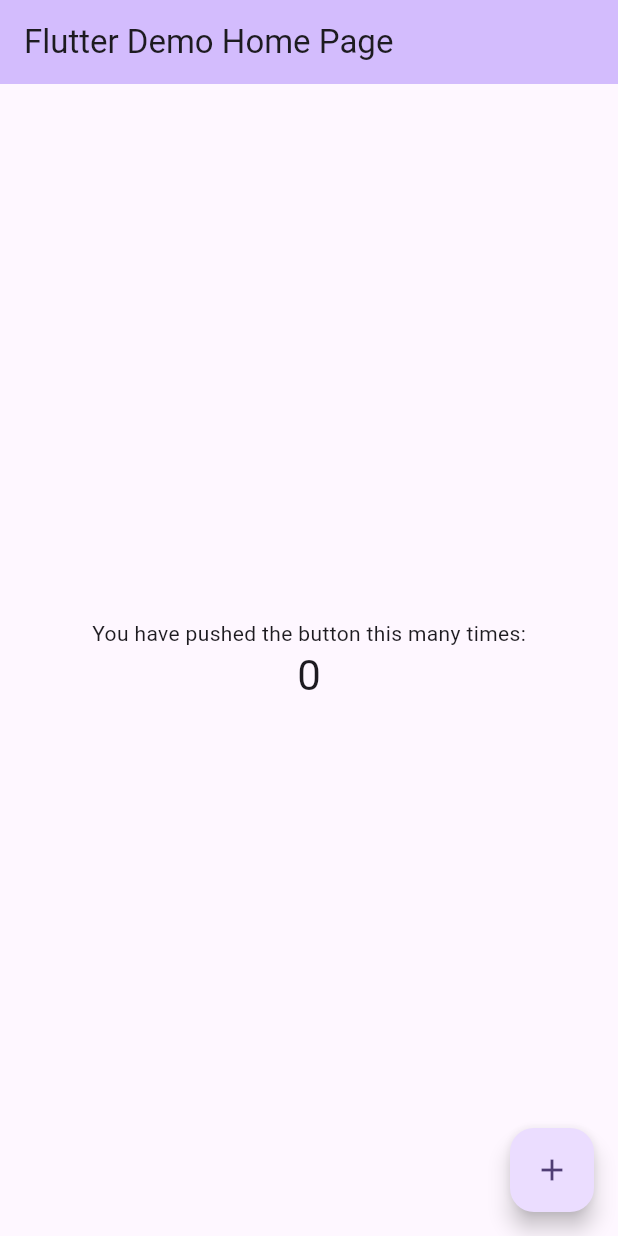
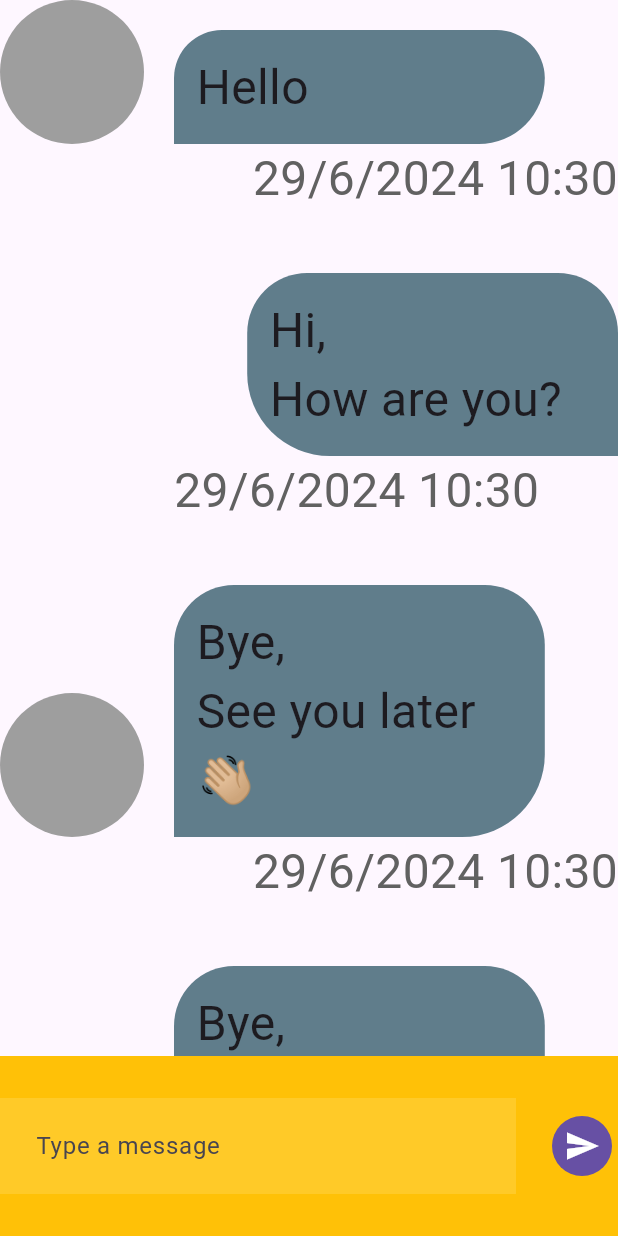
Before and after one commit to mustafatavasli/flutter_chat_app, a Flutter app: the screen it shows after launch, on a phone screen of 412 x 824 dp. Run offline on Flutter 3.47's test engine with Material 3 defaults, Android fonts, the phone set to English and light mode, and no system bars.

Commit message:
UI Created

```diff
--- /dev/null
+++ b/lib/core/helper/extension/date_time_ext.dart
@@ -0,0 +1,6 @@
+extension DateTimeExt on DateTime {
+  String toFormattedString(DateTime date) {
+    final date = DateTime.now();
+    return "${date.day}/${date.month}/${date.year} ${date.hour}:${date.minute}";
+  }
+}
--- a/lib/main.dart
+++ b/lib/main.dart
@@ -1,4 +1,5 @@
 import 'package:flutter/material.dart';
+import 'package:flutter_chat_app/views/chat_view.dart';
 
 void main() {
   runApp(const MyApp());
@@ -7,119 +8,11 @@ void main() {
 class MyApp extends StatelessWidget {
   const MyApp({super.key});
 
-  // This widget is the root of your application.
   @override
   Widget build(BuildContext context) {
     return MaterialApp(
-      title: 'Flutter Demo',
-      theme: ThemeData(
-        // This is the theme of your application.
-        //
-        // TRY THIS: Try running your application with "flutter run". You'll see
-        // the application has a purple toolbar. Then, without quitting the app,
-        // try changing the seedColor in the colorScheme below to Colors.green
-        // and then invoke "hot reload" (save your changes or press the "hot
-        // reload" button in a Flutter-supported IDE, or press "r" if you used
-        // the command line to start the app).
-        //
-        // Notice that the counter didn't reset back to zero; the application
-        // state is not lost during the reload. To reset the state, use hot
-        // restart instead.
-        //
-        // This works for code too, not just values: Most code changes can be
-        // tested with just a hot reload.
-        colorScheme: ColorScheme.fromSeed(seedColor: Colors.deepPurple),
-        useMaterial3: true,
-      ),
-      home: const MyHomePage(title: 'Flutter Demo Home Page'),
+      title: 'Chat App',
+      home: ChatView(),
     );
   }
 }
-
-class MyHomePage extends StatefulWidget {
-  const MyHomePage({super.key, required this.title});
-
-  // This widget is the home page of your application. It is stateful, meaning
-  // that it has a State object (defined below) that contains fields that affect
-  // how it looks.
-
-  // This class is the configuration for the state. It holds the values (in this
-  // case the title) provided by the parent (in this case the App widget) and
-  // used by the build method of the State. Fields in a Widget subclass are
-  // always marked "final".
-
-  final String title;
-
-  @override
-  State<MyHomePage> createState() => _MyHomePageState();
-}
-
-class _MyHomePageState extends State<MyHomePage> {
-  int _counter = 0;
-
-  void _incrementCounter() {
-    setState(() {
-      // This call to setState tells the Flutter framework that something has
-      // changed in this State, which causes it to rerun the build method below
-      // so that the display can reflect the updated values. If we changed
-      // _counter without calling setState(), then the build method would not be
-      // called again, and so nothing would appear to happen.
-      _counter++;
-    });
-  }
-
-  @override
-  Widget build(BuildContext context) {
-    // This method is rerun every time setState is called, for instance as done
-    // by the _incrementCounter method above.
-    //
-    // The Flutter framework has been optimized to make rerunning build methods
-    // fast, so that you can just rebuild anything that needs updating rather
-    // than having to individually change instances of widgets.
-    return Scaffold(
-      appBar: AppBar(
-        // TRY THIS: Try changing the color here to a specific color (to
-        // Colors.amber, perhaps?) and trigger a hot reload to see the AppBar
-        // change color while the other colors stay the same.
-        backgroundColor: Theme.of(context).colorScheme.inversePrimary,
-        // Here we take the value from the MyHomePage object that was created by
-        // the App.build method, and use it to set our appbar title.
-        title: Text(widget.title),
-      ),
-      body: Center(
-        // Center is a layout widget. It takes a single child and positions it
-        // in the middle of the parent.
-        child: Column(
-          // Column is also a layout widget. It takes a list of children and
-          // arranges them vertically. By default, it sizes itself to fit its
-          // children horizontally, and tries to be as tall as its parent.
-          //
-          // Column has various properties to control how it sizes itself and
-          // how it positions its children. Here we use mainAxisAlignment to
-          // center the children vertically; the main axis here is the vertical
-          // axis because Columns are vertical (the cross axis would be
-          // horizontal).
-          //
-          // TRY THIS: Invoke "debug painting" (choose the "Toggle Debug Paint"
-          // action in the IDE, or press "p" in the console), to see the
-          // wireframe for each widget.
-          mainAxisAlignment: MainAxisAlignment.center,
-          children: <Widget>[
-            const Text(
-              'You have pushed the button this many times:',
-            ),
-            Text(
-              '$_counter',
-              style: Theme.of(context).textTheme.headlineMedium,
-            ),
-          ],
-        ),
-      ),
-      floatingActionButton: FloatingActionButton(
-        onPressed: _incrementCounter,
-        tooltip: 'Increment',
-        child: const Icon(Icons.add),
-      ), // This trailing comma makes auto-formatting nicer for build methods.
-    );
-  }
-}
--- /dev/null
+++ b/lib/views/chat_view.dart
@@ -0,0 +1,81 @@
+import 'package:flutter/material.dart';
+import 'package:flutter_chat_app/views/widgets/chat_dialog.dart';
+
+class ChatView extends StatelessWidget {
+  const ChatView({super.key});
+
+  @override
+  Widget build(BuildContext context) {
+    return Scaffold(
+      body: Column(
+        children: [
+          Expanded(
+            child: ListView(
+              children: [
+                ChatDialog(
+                  senderType: DialogType.user,
+                  text: "Hello",
+                  date: DateTime.now().copyWith(minute: 1),
+                ),
+                dialogDivider(),
+                ChatDialog(
+                  senderType: DialogType.other,
+                  text: "Hi,\nHow are you?",
+                  date: DateTime.now().copyWith(minute: 5),
+                ),
+                dialogDivider(),
+                ChatDialog(
+                  senderType: DialogType.user,
+                  text: "Bye,\nSee you later\n👋🏼",
+                  date: DateTime.now().copyWith(minute: 7),
+                ),
+                dialogDivider(),
+                ChatDialog(
+                  senderType: DialogType.user,
+                  text: "Bye,\nSee you later\n👋🏼",
+                  date: DateTime.now().copyWith(minute: 7),
+                ),
+                dialogDivider(),
+                ChatDialog(
+                  senderType: DialogType.user,
+                  text: "Bye,\nSee you later\n👋🏼",
+                  date: DateTime.now().copyWith(minute: 7),
+                ),
+              ],
+            ),
+          ),
+          Container(
+            height: 120,
+            color: Colors.amber,
+            alignment: Alignment.center,
+            child: Row(
+              children: [
+                Expanded(
+                  child: TextField(
+                    decoration: InputDecoration(
+                        border: InputBorder.none,
+                        contentPadding: EdgeInsets.all(20),
+                        hintText: "Type a message",
+                        filled: true,
+                        fillColor: Colors.amber.shade400),
+                  ),
+                ),
+                SizedBox(width: 20),
+                IconButton.filled(
+                  onPressed: () {},
+                  icon: Icon(Icons.send),
+                  color: Colors.white,
+                )
+              ],
+            ),
+          )
+        ],
+      ),
+    );
+  }
+
+  // Mesajlar arası boşluğu ayarlamak için bir widget oluşturduk.
+  Widget dialogDivider() {
+    return const SizedBox(height: 40);
+  }
+}
--- /dev/null
+++ b/lib/views/widgets/chat_dialog.dart
@@ -0,0 +1,80 @@
+import 'package:flutter/material.dart';
+import 'package:flutter_chat_app/core/helper/extension/date_time_ext.dart';
+
+enum DialogType {
+  other,
+  user,
+}
+
+class ChatDialog extends StatelessWidget {
+  const ChatDialog(
+      {required this.senderType,
+      required this.text,
+      required this.date,
+      super.key});
+
+  final DialogType senderType;
+  final String text;
+  final DateTime date;
+
+  @override
+  Widget build(BuildContext context) {
+    const radius = 55.0;
+    return Column(
+      crossAxisAlignment: CrossAxisAlignment.stretch,
+      children: [
+        Row(
+          crossAxisAlignment: CrossAxisAlignment.end,
+          children: [
+            if (senderType == DialogType.user) ...[
+              CircleAvatar(
+                radius: 48,
+                backgroundColor: Colors.grey,
+              ),
+              const SizedBox(
+                width: 20,
+              )
+            ] else
+              const Spacer(),
+            Container(
+              width: MediaQuery.of(context).size.width * 0.6,
+              padding: EdgeInsets.all(15),
+              decoration: BoxDecoration(
+                  color: Colors.blueGrey,
+                  borderRadius: BorderRadius.vertical(
+                    top: Radius.circular(40),
+                  ).copyWith(
+                    bottomLeft: Radius.circular(
+                        senderType == DialogType.other ? radius : 0),
+                    bottomRight: Radius.circular(
+                        senderType == DialogType.user ? radius : 0),
+                  )),
+              child: Text(
+                text,
+                style: TextStyle(
+                  fontSize: 32,
+                ),
+              ),
+            ),
+          ],
+        ),
+        Row(
+          children: [
+            if (senderType == DialogType.other)
+              const SizedBox(width: 48 * 2 + 20)
+            else
+              const Spacer(),
+            Text(
+              DateTime.now().toFormattedString(date),
+              textAlign: TextAlign.end,
+              style: TextStyle(
+                color: Colors.grey.shade700,
+                fontSize: 32,
+              ),
+            ),
+          ],
+        )
+      ],
+    );
+  }
+}
```
